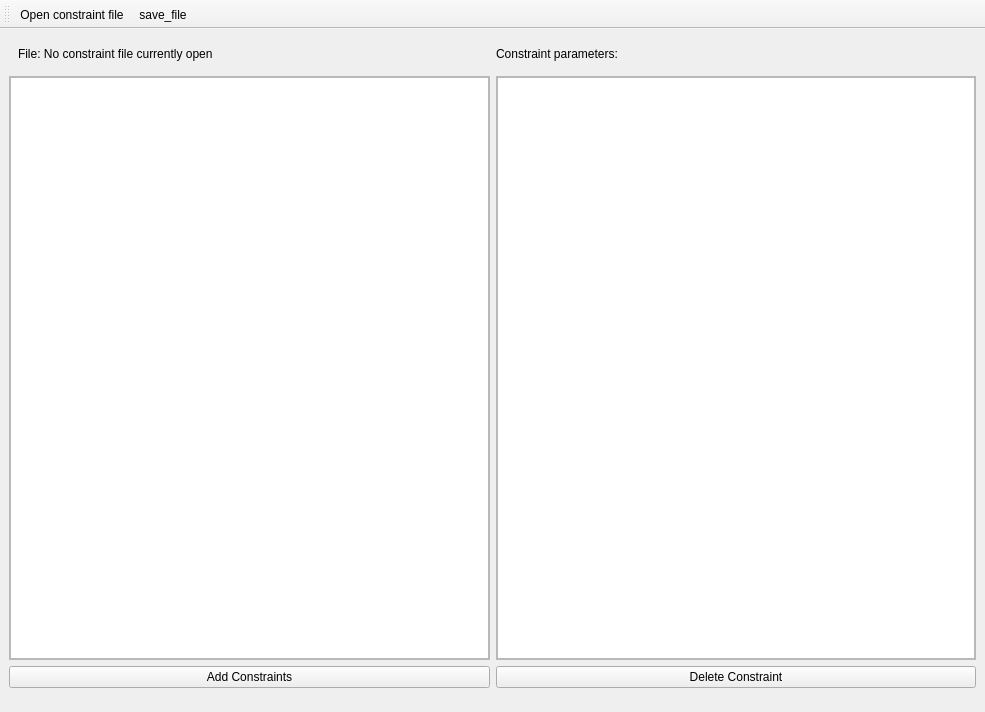
First picture: the form in qt/configuration_window/mainwindow.ui, repository Adorno-Lab/robot_constraint_editor, before the edit.
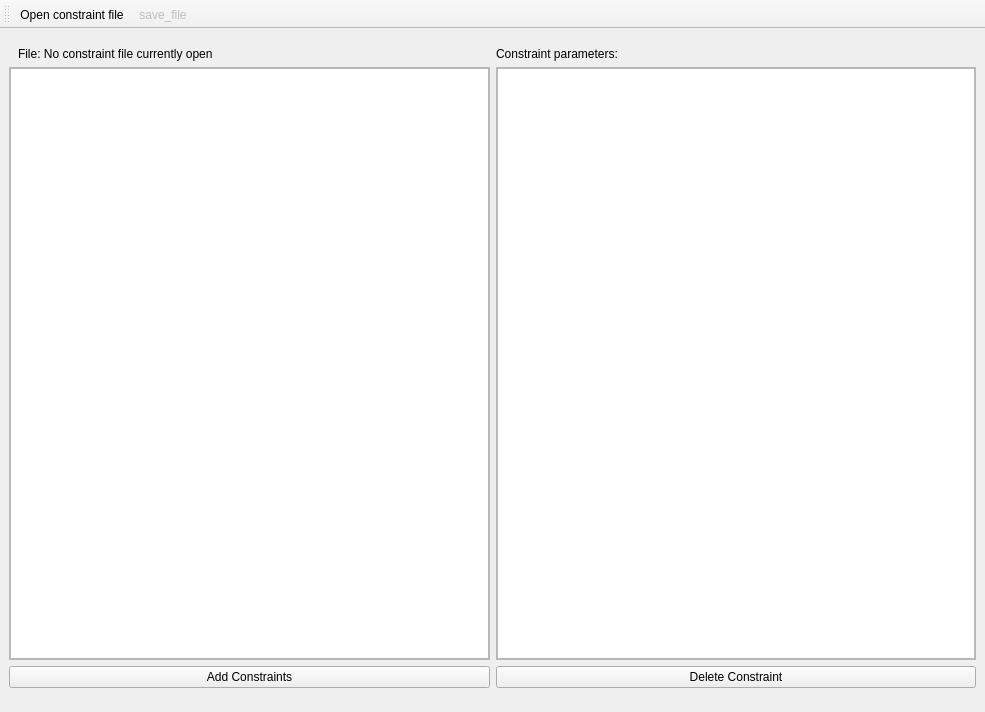
Second picture: the form after the edit. Icons and pictures are not drawn.

Diff of the .ui file:
```diff
--- a/qt/configuration_window/mainwindow.ui
+++ b/qt/configuration_window/mainwindow.ui
@@ -21,6 +21,9 @@
        <bool>true</bool>
       </property>
       <layout class="QHBoxLayout" name="horizontalLayout">
+       <property name="bottomMargin">
+        <number>0</number>
+       </property>
        <item>
         <widget class="QLabel" name="constraint_file_label">
          <property name="text">
@@ -82,7 +85,7 @@
                <x>0</x>
                <y>0</y>
                <width>479</width>
-               <height>570</height>
+               <height>579</height>
               </rect>
              </property>
              <layout class="QVBoxLayout" name="verticalLayout_3">
@@ -156,7 +159,7 @@
                <x>0</x>
                <y>0</y>
                <width>478</width>
-               <height>570</height>
+               <height>579</height>
               </rect>
              </property>
              <layout class="QVBoxLayout" name="verticalLayout_4">
@@ -240,6 +243,9 @@
    </property>
   </action>
   <action name="save_file_action">
+   <property name="enabled">
+    <bool>false</bool>
+   </property>
    <property name="icon">
     <iconset theme="media-floppy"/>
    </property>
```
Left out of the diff: 2 changed lines with no effect on the pictures.
